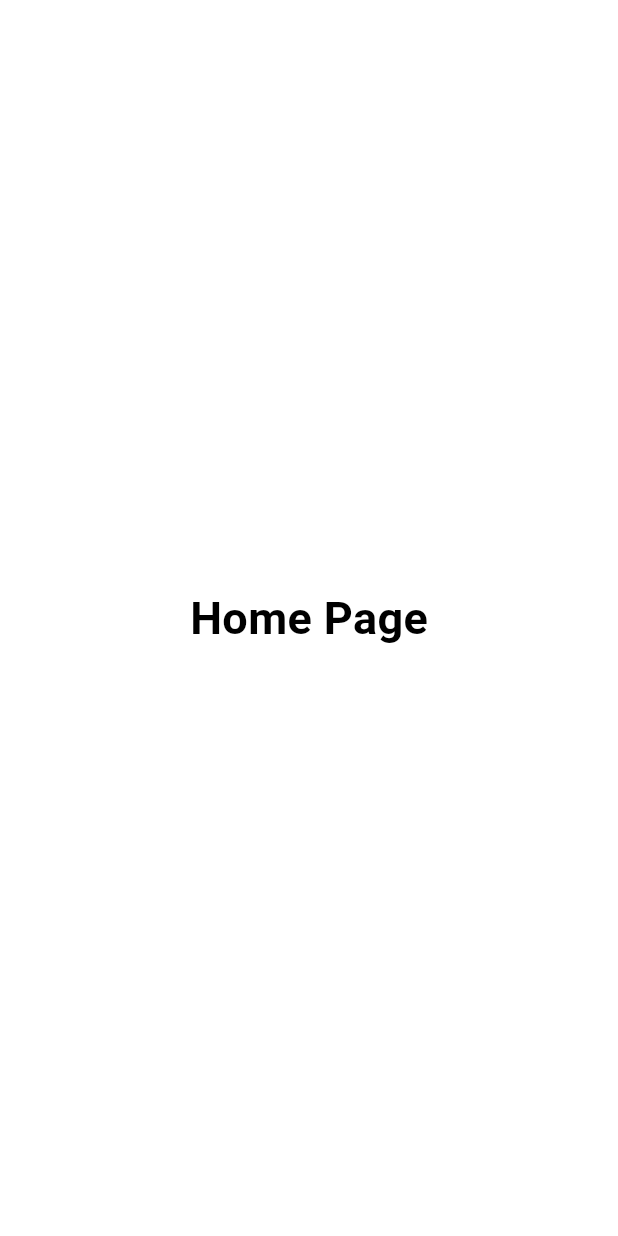
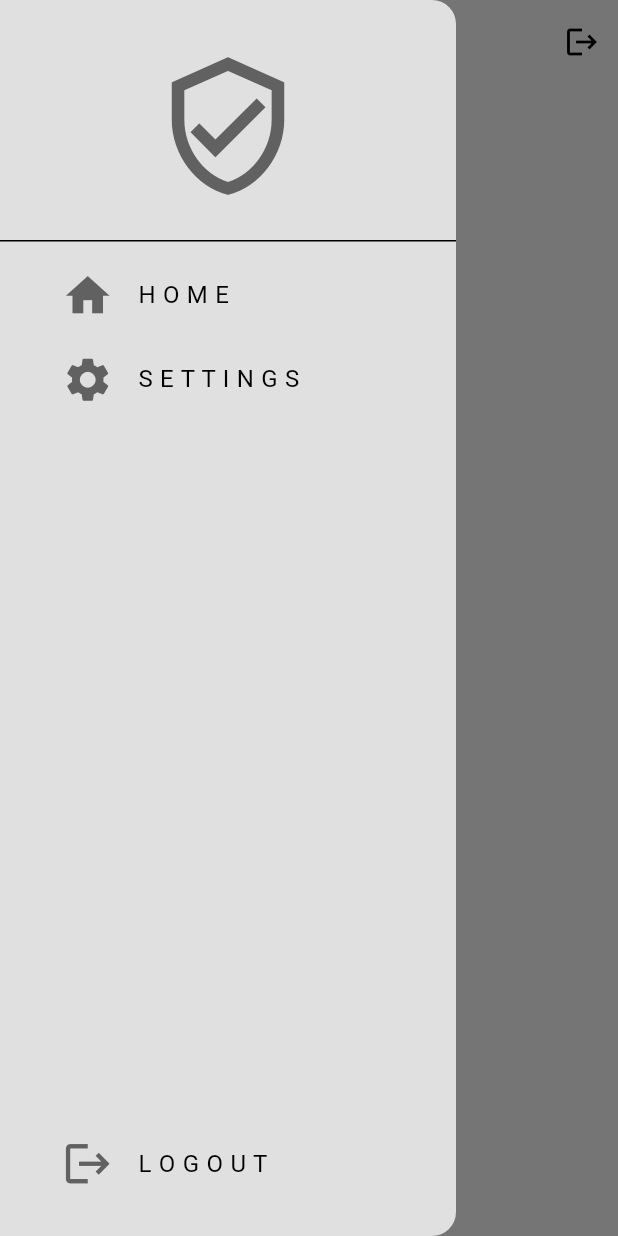
Before and after one commit to Ikwame91/chatapp_with_firebase, a Flutter app: the screen it shows once a user with an empty profile is signed in, with the side drawer open (before the commit the screen has no drawer), on a phone screen of 412 x 824 dp. Run offline on Flutter 3.47's test engine with Material 3 defaults, Android fonts, the phone set to English and light mode, and no system bars; our stand-ins replace firebase_auth, firebase_core; accounts and stored records are empty; network calls fail.

Commit message:
logging out and a little addition

```diff
--- /dev/null
+++ b/lib/components/mydrawer.dart
@@ -0,0 +1,74 @@
+import 'package:chat_app_firebase_tutorial/pages/homepage.dart';
+import 'package:chat_app_firebase_tutorial/pages/settings.dart';
+import 'package:flutter/material.dart';
+
+class MyDrawer extends StatelessWidget {
+  const MyDrawer({super.key});
+
+  @override
+  Widget build(BuildContext context) {
+    return Drawer(
+      backgroundColor: Theme.of(context).colorScheme.background,
+      child: Column(
+        mainAxisAlignment: MainAxisAlignment.spaceBetween,
+        children: [
+          Column(
+            children: [
+              DrawerHeader(
+                  child: Center(
+                child: Icon(
+                  Icons.verified_user_outlined,
+                  color: Theme.of(context).colorScheme.inversePrimary,
+                  size: 100,
+                ),
+              )),
+              Padding(
+                padding: const EdgeInsets.symmetric(horizontal: 25),
+                child: ListTile(
+                  leading: Icon(
+                    Icons.home,
+                    color: Theme.of(context).colorScheme.inversePrimary,
+                    size: 35,
+                  ),
+                  title: const Text('H O M E'),
+                  onTap: () {
+                    Navigator.pop(context);
+                  },
+                ),
+              ),
+              Padding(
+                padding: const EdgeInsets.symmetric(horizontal: 25),
+                child: ListTile(
+                  leading: Icon(
+                    Icons.settings,
+                    color: Theme.of(context).colorScheme.inversePrimary,
+                    size: 35,
+                  ),
+                  title: const Text('S E T T I N G S'),
+                  onTap: () {
+                    Navigator.push(
+                        context,
+                        MaterialPageRoute(
+                            builder: (context) => const Settings()));
+                  },
+                ),
+              ),
+            ],
+          ),
+          Padding(
+            padding: const EdgeInsets.symmetric(horizontal: 25, vertical: 20),
+            child: ListTile(
+              leading: Icon(
+                Icons.logout,
+                color: Theme.of(context).colorScheme.inversePrimary,
+                size: 35,
+              ),
+              title: const Text('L O G O U T'),
+              onTap: logout,
+            ),
+          )
+        ],
+      ),
+    );
+  }
+}
--- a/lib/pages/homepage.dart
+++ b/lib/pages/homepage.dart
@@ -1,3 +1,5 @@
+import 'package:chat_app_firebase_tutorial/authentication/auth_servicee.dart';
+import 'package:chat_app_firebase_tutorial/components/mydrawer.dart';
 import 'package:flutter/material.dart';
 
 class HomePage extends StatefulWidget {
@@ -7,16 +9,26 @@ class HomePage extends StatefulWidget {
   State<HomePage> createState() => _HomePageState();
 }
 
+void logout() async {
+  final auth = Authservice();
+  await auth.signOut();
+}
+
 class _HomePageState extends State<HomePage> {
   @override
   Widget build(BuildContext context) {
-    return const Scaffold(
-      body: Center(
+    return Scaffold(
+      appBar: AppBar(
+          title: const Text('Chat App'),
+          centerTitle: true,
+          actions: const [IconButton(onPressed: logout, icon: Icon(Icons.logout))]),
+      body: const Center(
         child: Text(
           'Home Page',
           style: TextStyle(fontSize: 30, fontWeight: FontWeight.bold),
         ),
       ),
+      drawer: const MyDrawer(),
     );
   }
 }
```
Also changed, not shown: lib/authentication/auth_servicee.dart (+13 -0 lines), lib/pages/login_page.dart (+29 -9 lines), lib/pages/register_page.dart (+38 -3 lines), lib/pages/settings.dart (added, +15 -0 lines).
